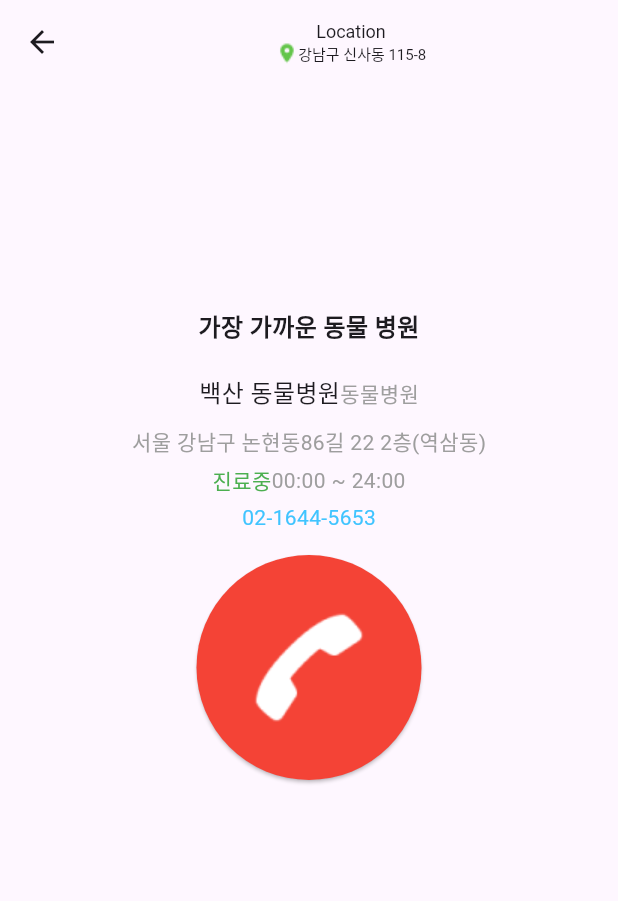
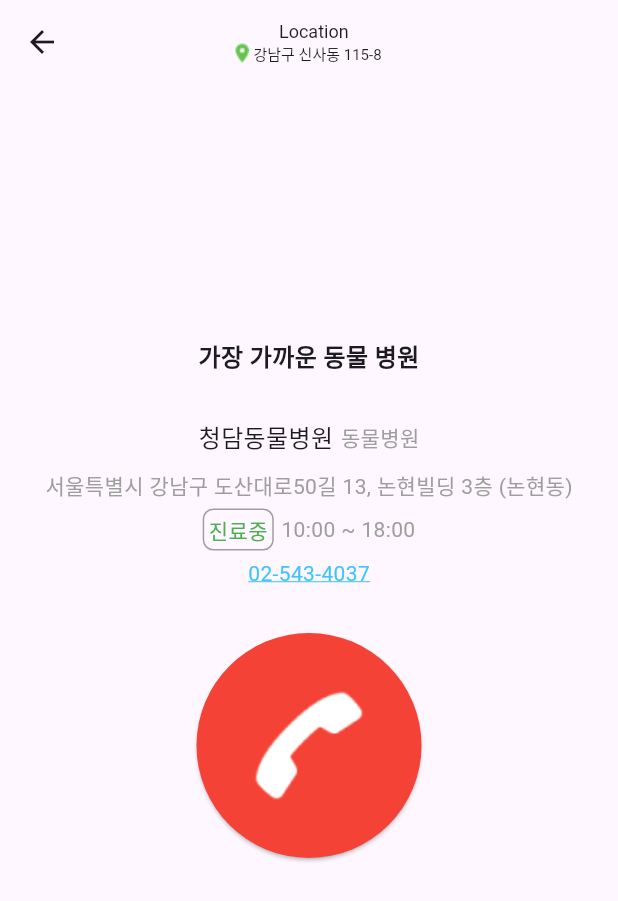
Before and after one commit to DogSick/DogSick, a Flutter app: the screen it shows after launch, after a tap on "응급 상황", on a phone screen of 412 x 824 dp. Shown: the top 901 px of the screen. Run offline on Flutter 3.47's test engine with Material 3 defaults, Android fonts, the phone set to English and light mode, and no system bars; our stand-ins replace dio, flutter_dotenv, shared_preferences; missing offline and left inert: flutter_naver_map.

Commit message:
[FEATURE][EMERGENCY] EMERGENCY PAGE CALL (#16)

```diff
--- a/lib/emergency.dart
+++ b/lib/emergency.dart
@@ -1,4 +1,8 @@
+import 'dart:convert';
+
 import 'package:flutter/material.dart';
+import 'package:flutter/services.dart';
+import 'package:url_launcher/url_launcher.dart';
 
 class Emergency extends StatefulWidget {
   const Emergency({super.key});
@@ -8,19 +12,26 @@ class Emergency extends StatefulWidget {
 }
 
 class _EmergencyState extends State<Emergency> {
+  Map<String, dynamic>? data;
+
   @override
   Widget build(BuildContext context) {
     return Scaffold(
       appBar: AppBar(
-          centerTitle: true,
-          title: Column(
+        title: Padding(
+          padding: const EdgeInsets.only(left: 82.0),
+          child: Column(
+            crossAxisAlignment: CrossAxisAlignment.start,
             children: [
-              Text(
+              Padding(
+                padding: const EdgeInsets.only(left: 32.0),
+                child: Text(
                   'Location',
                   style: TextStyle(fontSize: 12),
                 ),
+              ),
               Row(
-                mainAxisAlignment: MainAxisAlignment.center,
+                crossAxisAlignment: CrossAxisAlignment.center,
                 children: [
                   Image.asset('assets/images/icon_location.png'),
                   Text(
@@ -32,10 +43,43 @@ class _EmergencyState extends State<Emergency> {
             ],
           ),
         ),
-        body: Container(
+      ),
+      body: FutureBuilder(
+        future: getJsonData(),
+        builder: (context, snapshot) {
+          if (snapshot.connectionState == ConnectionState.waiting) {
+            return Center(child: CircularProgressIndicator());
+          } else if (snapshot.hasError) {
+            return Center(child: Text('Error: ${snapshot.error}'));
+          } else if (!snapshot.hasData) {
+            return Center(child: Text('No data available'));
+          } else {
+            var data = snapshot.data as Map<String, dynamic>;
+            return buildBody(data);
+          }
+        },
+      ),
+    );
+  }
+
+  Future<Map<String, dynamic>> getJsonData() async {
+    String jsonString =
+        await rootBundle.loadString('assets/data/hospitalData.json');
+    final jsonResponse = json.decode(jsonString);
+
+    if (jsonResponse is List) {
+      return jsonResponse[0] as Map<String, dynamic>;
+    } else {
+      return jsonResponse as Map<String, dynamic>;
+    }
+  }
+
+  Widget buildBody(Map<String, dynamic> data) {
+    return Container(
+      padding: EdgeInsets.symmetric(horizontal: 16.0), // 좌우 여백 추가
       child: Column(
         children: [
-              SizedBox(height: 150),
+          SizedBox(height: 170),
           Row(
             mainAxisAlignment: MainAxisAlignment.center,
             children: [
@@ -45,15 +89,15 @@ class _EmergencyState extends State<Emergency> {
               )
             ],
           ),
-              SizedBox(height: 20),
+          SizedBox(height: 30),
           Row(
             mainAxisAlignment: MainAxisAlignment.center,
             children: [
               Text(
-                    '백산 동물병원',
-                    style:
-                        TextStyle(fontWeight: FontWeight.normal, fontSize: 16),
+                data['bplcnm'],
+                style: TextStyle(fontWeight: FontWeight.normal, fontSize: 16),
               ),
+              SizedBox(width: 5), // 병원 이름과 "동물병원" 사이에 간격 추가
               Text(
                 '동물병원',
                 style: TextStyle(fontSize: 14, color: Colors.grey),
@@ -65,7 +109,31 @@ class _EmergencyState extends State<Emergency> {
             mainAxisAlignment: MainAxisAlignment.center,
             children: [
               Text(
-                    '서울 강남구 논현동86길 22 2층(역삼동)',
+                data['rdnwhladdr'],
+                style: TextStyle(fontSize: 14, color: Colors.grey),
+              )
+            ],
+          ),
+          SizedBox(height: 5),
+          Row(
+            mainAxisAlignment: MainAxisAlignment.center,
+            children: [
+              Container(
+                margin: EdgeInsets.only(right: 5),
+                padding: const EdgeInsets.all(3.0),
+                decoration: BoxDecoration(
+                    border: Border.all(color: Colors.grey),
+                    borderRadius: BorderRadius.circular(7)),
+                child: Text(
+                  '진료중',
+                  style: TextStyle(
+                    fontSize: 14,
+                    color: Colors.green,
+                  ),
+                ),
+              ),
+              Text(
+                '${data['openhour']} ~ ${data['closehour']}',
                 style: TextStyle(fontSize: 14, color: Colors.grey),
               )
             ],
@@ -75,42 +143,38 @@ class _EmergencyState extends State<Emergency> {
             mainAxisAlignment: MainAxisAlignment.center,
             children: [
               Text(
-                    '진료중',
-                    style: TextStyle(fontSize: 14, color: Colors.green),
-                  ),
-                  Text(
-                    '00:00 ~ 24:00',
-                    style: TextStyle(fontSize: 14, color: Colors.grey),
+                data['sitetel'],
+                style: TextStyle(
+                    fontSize: 14,
+                    color: Colors.lightBlueAccent,
+                    decoration: TextDecoration.underline,
+                    decorationColor: Colors.lightBlueAccent),
               )
             ],
           ),
-              SizedBox(height: 5),
-              Row(
+          SizedBox(height: 30),
+          Column(
             mainAxisAlignment: MainAxisAlignment.center,
-                children: [
-                  Text(
-                    '02-1644-5653',
-                    style:
-                        TextStyle(fontSize: 14, color: Colors.lightBlueAccent),
-                  )
-                ],
-              ),
-              SizedBox(height: 15),
-              Row(
-                mainAxisAlignment: MainAxisAlignment.center,
-                children: [
+            children: <Widget>[
               ElevatedButton(
                 style: ElevatedButton.styleFrom(
                     backgroundColor: Colors.red,
                     minimumSize: Size(150, 150),
                     shape: CircleBorder()),
-                    onPressed: () {},
+                onPressed: () async {
+                  final url = Uri.parse('tel:${data['sitetel']}');
+                  if (await canLaunchUrl(url)) {
+                    await launchUrl(url);
+                  } else {
+                    print("Can't launch $url");
+                  }
+                },
                 child: Image.asset('assets/images/icon_call.png'),
               )
             ],
           )
         ],
       ),
-        ));
+    );
   }
 }
--- a/lib/main.dart
+++ b/lib/main.dart
@@ -1,4 +1,6 @@
 import 'package:flutter/material.dart';
+import 'package:flutter_dotenv/flutter_dotenv.dart';
+import 'package:flutter_naver_map/flutter_naver_map.dart';
 import 'package:shared_preferences/shared_preferences.dart';
 
 import 'loadingMain.dart';
@@ -11,6 +13,16 @@ late SharedPreferences prefs;
 
 void main() async {
   WidgetsFlutterBinding.ensureInitialized();
+  await dotenv.load(fileName: ".env");
+  dotenv.env['naver_map_api'];
+
+  String mapId = dotenv.get('naver_map_api');
+  await NaverMapSdk.instance.initialize(
+    clientId: mapId,
+    onAuthFailed: (ex) {
+      debugPrint("********** 네이버맵 인증오류 : $ex **********");
+    },
+  );
 
   prefs = await SharedPreferences.getInstance();
 
@@ -25,7 +37,7 @@ class MyApp extends StatelessWidget {
     bool isOnboarded = prefs.getBool('isOnboarded') ?? false;
 
     return MaterialApp(
-            debugShowCheckedModeBanner: false,
+      debugShowCheckedModeBanner: false,
       initialRoute: '/',
       routes: {
         '/': (context) => FirstScreen(),
--- a/pubspec.yaml
+++ b/pubspec.yaml
@@ -30,6 +30,8 @@ environment:
 dependencies:
   flutter:
     sdk: flutter
+  url_launcher: ^6.3.0
+
 
 
   # The following adds the Cupertino Icons font to your application.
@@ -71,6 +73,8 @@ flutter:
   #   - images/a_dot_ham.jpeg
   assets:
     - assets/images/
+    - .env
+    - assets/data/hospitalData.json
 
   # An image asset can refer to one or more resolution-specific "variants", see
   # https://flutter.dev/assets-and-images/#resolution-aware
```
Also changed, not shown: assets/data/hospitalData.json, 2 other files. Lines whose indentation alone changed are shown as unchanged.
